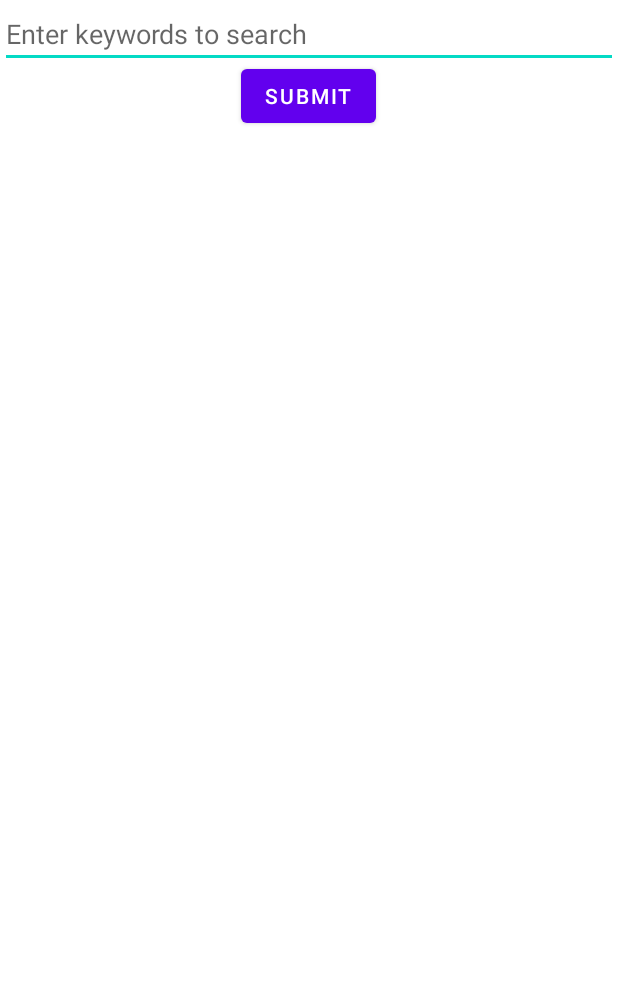
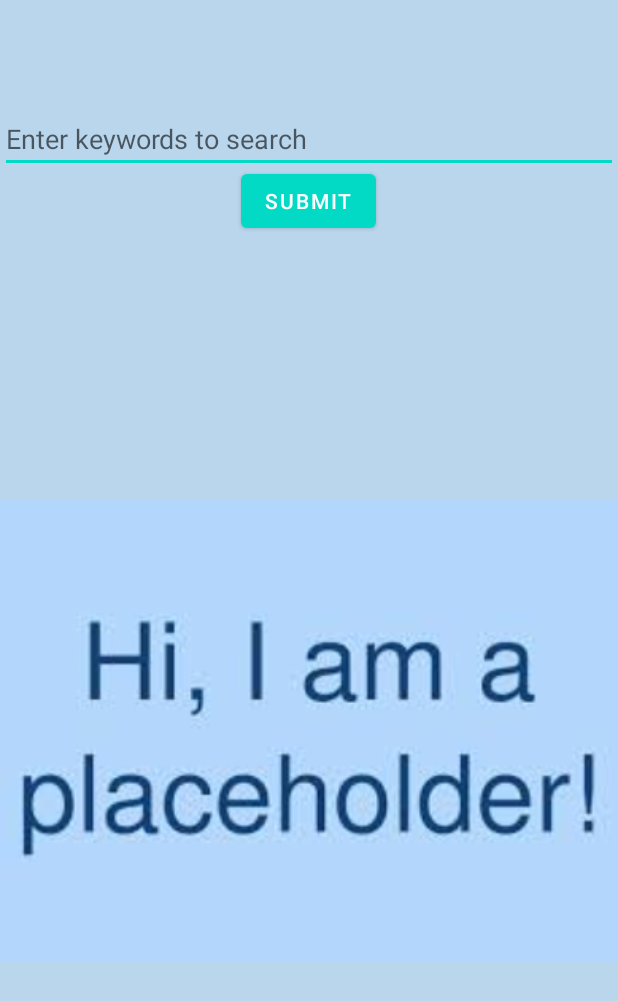
Before and after one commit to abhimonga/SignLang, an Android app: the layout fragment_search.xml on its own in the app's theme, with its tools: preview values and no code run, on a phone screen of 412 x 824 dp. Shown: the top 1001 px of the screen. Run offline under Robolectric (Android 15) with nearby library versions, the phone set to English and light mode, and no system bars.

Commit message:
Updated UI

```diff
--- a/app/src/main/java/com/example/finalproject/ui/main/SectionsPagerAdapter.java
+++ b/app/src/main/java/com/example/finalproject/ui/main/SectionsPagerAdapter.java
@@ -43,6 +43,6 @@ public class SectionsPagerAdapter extends FragmentPagerAdapter {
     @Override
     public int getCount() {
         // Show 2 total pages.
-        return 3;
+        return 2;
     }
 }
--- a/app/src/main/res/layout/fragment_search.xml
+++ b/app/src/main/res/layout/fragment_search.xml
@@ -3,6 +3,7 @@
     xmlns:tools="http://schemas.android.com/tools"
     android:layout_width="match_parent"
     android:layout_height="match_parent"
+    android:background="#B9D6ED"
     tools:context=".search"
     >
 
@@ -10,22 +11,25 @@
         android:id="@+id/search_bar"
         android:layout_width="match_parent"
         android:layout_height="wrap_content"
-        android:inputType="textAutoComplete"
-        android:hint="Enter keywords to search" />
+        android:hint="Enter keywords to search"
+        android:layout_marginTop="70sp"
+        android:inputType="textAutoComplete" />
 
     <Button
         android:id="@+id/submit"
         android:layout_width="wrap_content"
+
         android:layout_height="wrap_content"
         android:layout_gravity="center_horizontal"
-        android:layout_marginTop="40dp"
+        android:layout_marginTop="110dp"
         android:text="@string/submit" />
 
     <ImageView
         android:id="@+id/imageView"
         android:layout_width="match_parent"
         android:layout_height="match_parent"
-        android:layout_marginTop="80dp"
+        android:layout_marginTop="150dp"
+        android:src="@drawable/placeholder"
         android:contentDescription="@string/placeholder"/>
 
 </FrameLayout>
--- a/app/src/main/res/values-night/themes.xml
+++ b/app/src/main/res/values-night/themes.xml
@@ -2,8 +2,8 @@
     <!-- Base application theme. -->
     <style name="Theme.FinalProject" parent="Theme.MaterialComponents.DayNight.DarkActionBar">
         <!-- Primary brand color. -->
-        <item name="colorPrimary">@color/purple_200</item>
-        <item name="colorPrimaryVariant">@color/purple_700</item>
+        <item name="colorPrimary">@color/teal_200</item>
+        <item name="colorPrimaryVariant">@color/teal_700</item>
         <item name="colorOnPrimary">@color/black</item>
         <!-- Secondary brand color. -->
         <item name="colorSecondary">@color/teal_200</item>
--- a/app/src/main/res/values/colors.xml
+++ b/app/src/main/res/values/colors.xml
@@ -1,6 +1,6 @@
 <?xml version="1.0" encoding="utf-8"?>
 <resources>
-    <color name="purple_200">#FFBB86FC</color>
+    <color name="purple_200">#7ADFEC</color>
     <color name="purple_500">#FF6200EE</color>
     <color name="purple_700">#FF3700B3</color>
     <color name="teal_200">#FF03DAC5</color>
--- a/app/src/main/res/values/themes.xml
+++ b/app/src/main/res/values/themes.xml
@@ -2,8 +2,8 @@
     <!-- Base application theme. -->
     <style name="Theme.FinalProject" parent="Theme.MaterialComponents.DayNight.DarkActionBar">
         <!-- Primary brand color. -->
-        <item name="colorPrimary">@color/purple_500</item>
-        <item name="colorPrimaryVariant">@color/purple_700</item>
+        <item name="colorPrimary">@color/teal_200</item>
+        <item name="colorPrimaryVariant">@color/teal_700</item>
         <item name="colorOnPrimary">@color/white</item>
         <!-- Secondary brand color. -->
         <item name="colorSecondary">@color/teal_200</item>
```
Also changed, not shown: app/src/main/res/layout/fragment_home.xml (+16 -1 lines), app/src/main/res/drawable-v24/aslchart.jpg (added), app/src/main/res/drawable-v24/placeholder.jpg (added).
